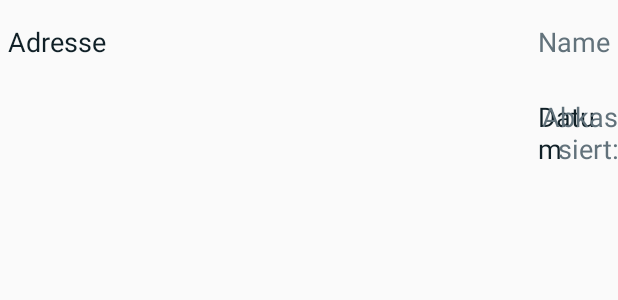
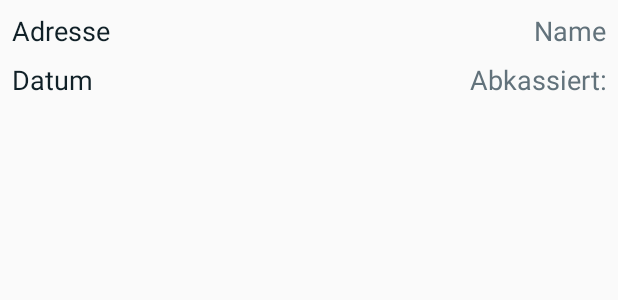
Before and after one commit to philan92/Schorni, an Android app: the layout item_erledigte_kehrung.xml on its own in the app's theme, with its tools: preview values and no code run, on a phone screen of 412 x 824 dp. Shown: the top 300 px of the screen. Run offline under Robolectric (Android 15) with nearby library versions, the phone set to English and light mode, and no system bars.

```diff
--- a/app/src/main/java/de/philipplange/schorni/src/adapter/ErledigteKehrungenAdapter.java
+++ b/app/src/main/java/de/philipplange/schorni/src/adapter/ErledigteKehrungenAdapter.java
@@ -32,7 +32,7 @@ public class ErledigteKehrungenAdapter extends ArrayAdapter<Kehrung> {
         }
         // Lookup view for data population
         TextView tvAdresse = (TextView) convertView.findViewById(R.id.tvAdresse);
-        TextView tvName = (TextView) convertView.findViewById(R.id.tvAdresse);
+        TextView tvName = (TextView) convertView.findViewById(R.id.tvName);
         TextView tvZeit = (TextView) convertView.findViewById(R.id.tvZeit);
         TextView tvKassiert = (TextView) convertView.findViewById(R.id.tvKassiert);
         // Populate the data into the template view using the data object
--- a/app/src/main/java/de/philipplange/schorni/src/adapter/OffeneKehrungenAdapter.java
+++ b/app/src/main/java/de/philipplange/schorni/src/adapter/OffeneKehrungenAdapter.java
@@ -44,4 +44,6 @@ public class OffeneKehrungenAdapter extends ArrayAdapter<Kehrung> {
         return convertView;
 
     }
+
+
 }
--- a/app/src/main/res/layout/item_erledigte_kehrung.xml
+++ b/app/src/main/res/layout/item_erledigte_kehrung.xml
@@ -1,66 +1,61 @@
 <?xml version="1.0" encoding="utf-8"?>
-<RelativeLayout xmlns:android="http://schemas.android.com/apk/res/android"
+<android.support.constraint.ConstraintLayout xmlns:android="http://schemas.android.com/apk/res/android"
+    xmlns:app="http://schemas.android.com/apk/res-auto"
+    xmlns:tools="http://schemas.android.com/tools"
     android:orientation="vertical"
     android:layout_width="match_parent"
-    android:layout_height="match_parent">
+    android:layout_height="match_parent"
+    tools:layout_editor_absoluteY="25dp"
+    tools:layout_editor_absoluteX="0dp">
 
     <TextView
         android:id="@+id/tvAdresse"
         android:layout_width="wrap_content"
         android:layout_height="wrap_content"
-        android:layout_alignParentLeft="true"
-        android:layout_alignParentStart="true"
-        android:layout_alignParentTop="true"
-        android:layout_margin="5dp"
-        android:layout_marginTop="10dp"
-        android:paddingTop="10dp"
-        android:paddingBottom="10dp"
         android:text="Adresse"
         android:textColor="@color/colorPrimaryDark"
-        android:textSize="18sp" />
+        android:textSize="18sp"
+        app:layout_constraintTop_toTopOf="parent"
+        android:layout_marginTop="8dp"
+        android:layout_marginLeft="8dp"
+        app:layout_constraintLeft_toLeftOf="parent" />
 
     <TextView
-        android:id="@+id/tvAdresse"
+        android:id="@+id/tvName"
         android:layout_width="wrap_content"
         android:layout_height="wrap_content"
-        android:layout_alignParentEnd="true"
-        android:layout_alignParentRight="true"
-        android:layout_alignParentTop="true"
-        android:layout_margin="5dp"
-        android:paddingTop="10dp"
-        android:paddingBottom="10dp"
+        android:layout_marginRight="8dp"
+        android:layout_marginTop="8dp"
         android:text="Name"
         android:textAlignment="textEnd"
-        android:gravity="end"
         android:textColor="@color/colorPrimaryLight"
-        android:textSize="18sp" />
+        android:textSize="18sp"
+        app:layout_constraintRight_toRightOf="parent"
+        app:layout_constraintTop_toTopOf="parent" />
 
     <TextView
         android:id="@+id/tvZeit"
         android:layout_width="wrap_content"
         android:layout_height="wrap_content"
-        android:paddingTop="10dp"
-        android:paddingBottom="10dp"
         android:text="Datum"
         android:textColor="@color/colorPrimaryDark"
         android:textSize="18sp"
-        android:layout_below="@+id/tvAdresse"
-        android:layout_alignLeft="@+id/tvAdresse"
-        android:layout_alignStart="@+id/tvAdresse" />
+        android:layout_marginLeft="8dp"
+        app:layout_constraintLeft_toLeftOf="parent"
+        android:layout_marginTop="8dp"
+        app:layout_constraintTop_toBottomOf="@+id/tvAdresse" />
 
     <TextView
         android:id="@+id/tvKassiert"
         android:layout_width="wrap_content"
         android:layout_height="wrap_content"
-        android:paddingTop="10dp"
-        android:paddingBottom="10dp"
+        android:layout_marginRight="8dp"
+        android:layout_marginTop="8dp"
         android:text="Abkassiert:"
         android:textAlignment="textEnd"
-        android:gravity="end"
         android:textColor="@color/colorPrimaryLight"
         android:textSize="18sp"
-        android:layout_below="@+id/tvAdresse"
-        android:layout_alignLeft="@+id/tvAdresse"
-        android:layout_alignStart="@+id/tvAdresse" />
+        app:layout_constraintRight_toRightOf="parent"
+        app:layout_constraintTop_toBottomOf="@+id/tvName" />
 
-</RelativeLayout>
+</android.support.constraint.ConstraintLayout>
```
Also changed, not shown: app/src/main/AndroidManifest.xml (+6 -2 lines), app/src/main/java/de/philipplange/schorni/src/activities/AuftragDetailsActivity.java (added, +16 -0 lines), app/src/main/java/de/philipplange/schorni/src/fragments/AuftragDetailFragment.java (deleted, +0 -66 lines), app/src/main/java/de/philipplange/schorni/src/fragments/PageFragment.java (+12 -0 lines), app/src/main/res/layout/activity_auftrag_detail.xml (renamed from app/src/main/res/layout/fragment_auftrag_detail.xml).
